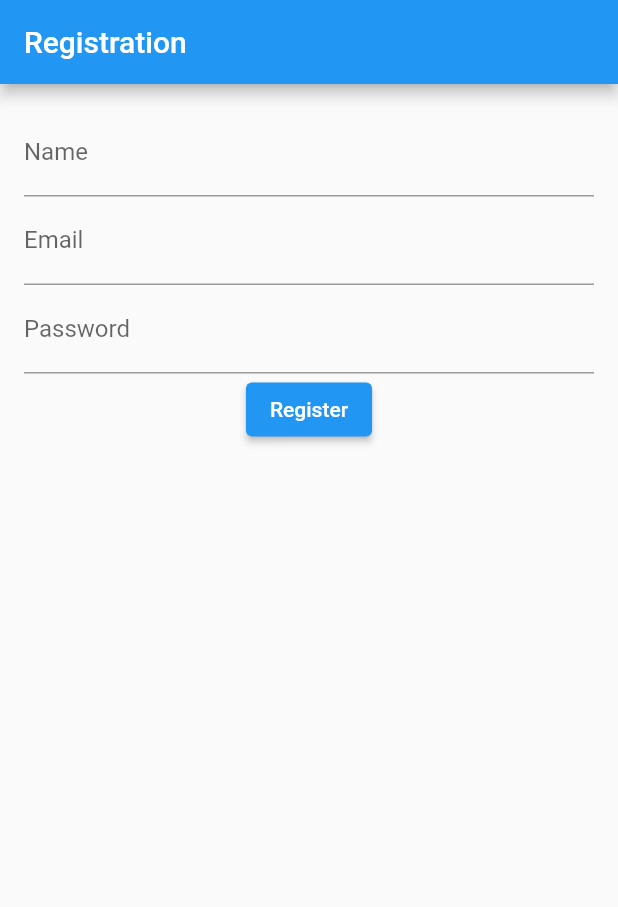
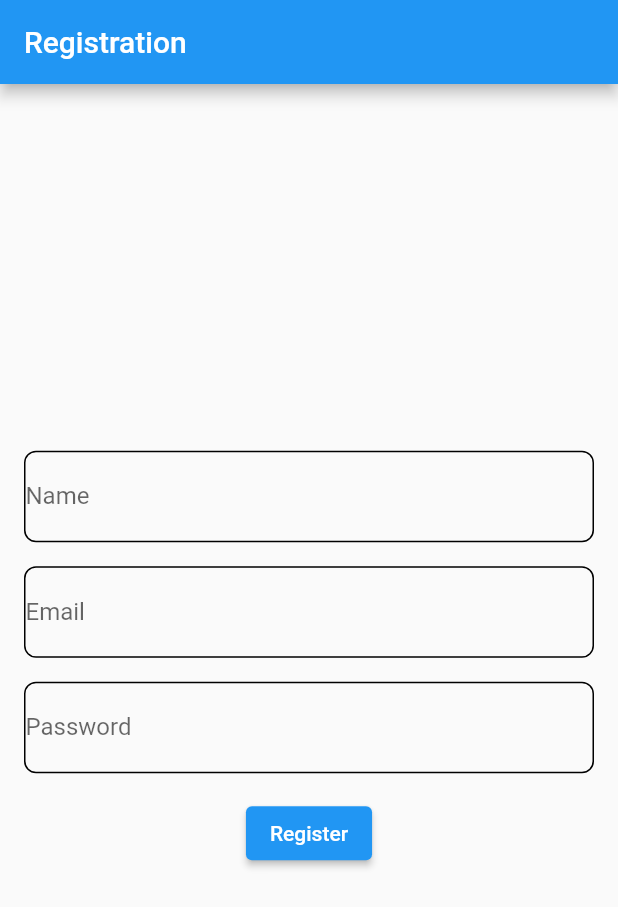
Before and after one commit to Reagandennis/bet2, a Flutter app: the screen it shows after launch, on a phone screen of 412 x 824 dp. Shown: the top 907 px of the screen. Run offline on Flutter 3.47's test engine with Material 2 defaults, Android fonts, the light colour scheme and no system bars.

Commit message:
updated the auth pages

```diff
--- a/lib/auth/register.dart
+++ b/lib/auth/register.dart
@@ -1,3 +1,5 @@
+// ignore_for_file: prefer_const_constructors
+
 import 'package:flutter/material.dart';
 import 'package:http/http.dart' as http;
 
@@ -30,15 +32,52 @@ class _RegistrationScreenState extends State<RegistrationScreen> {
       appBar: AppBar(title: Text('Registration')),
       body: Padding(
         padding: EdgeInsets.all(16.0),
-        child: Center(
-          child: Column(
-            children: [
-              TextField(controller: _nameController, decoration: InputDecoration(labelText: 'Name')),
-              TextField(controller: _emailController, decoration: InputDecoration(labelText: 'Email')),
-              TextField(controller: _passwordController, decoration: InputDecoration(labelText: 'Password')),
+        child: Column(
+           mainAxisAlignment: MainAxisAlignment.center, // Center vertically
+          children: [
+            Container(
+               decoration: BoxDecoration(
+                  border: Border.all(color: Colors.black), // Add border decoration
+                  borderRadius: BorderRadius.circular(8.0),
+            ),
+             child: TextField(
+                  controller: _nameController,
+                  decoration: InputDecoration(
+                    labelText: 'Name',
+                    border: InputBorder.none, // Remove TextField's default border
+                  ),
+                ),
+            ),
+            SizedBox(height: 16),
+            Container(
+                decoration: BoxDecoration(
+                  border: Border.all(color: Colors.black),
+                  borderRadius: BorderRadius.circular(8.0),
+                ),
+            child: TextField(
+                  controller: _emailController,
+                  decoration: InputDecoration(
+                    labelText: 'Email',
+                    border: InputBorder.none, // Remove TextField's default border
+                  ),),
+              ),
+              SizedBox(height: 16),
+              Container(
+                decoration: BoxDecoration(
+                  border: Border.all(color: Colors.black),
+                  borderRadius: BorderRadius.circular(8.0),
+                ),
+                child: TextField(
+                  controller: _passwordController,
+                  decoration: InputDecoration(
+                    labelText: 'Password',
+                    border: InputBorder.none,
+                  ),
+                ),
+              ),
+              SizedBox(height: 16),
               ElevatedButton(onPressed: _registerUser, child: Text('Register')),
-            ],
-          ),
+          ],
         ),
       ),
     );
```
